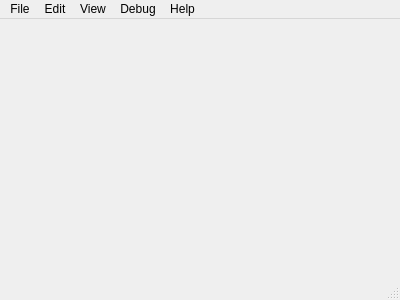
First picture: the form in EditorApp/mainwindow.ui, repository bmwcarit/ramses-composer, before the edit.
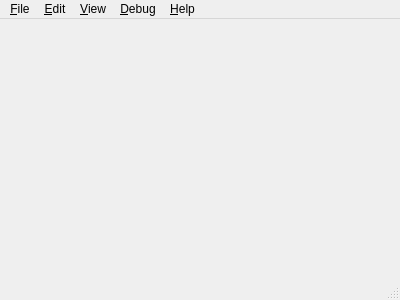
Second picture: the form after the edit.

```diff
--- a/EditorApp/mainwindow.ui
+++ b/EditorApp/mainwindow.ui
@@ -28,7 +28,7 @@
    </property>
    <widget class="QMenu" name="menuFile">
     <property name="title">
-     <string>File</string>
+     <string>&amp;File</string>
     </property>
     <addaction name="actionNew"/>
     <addaction name="actionOpen"/>
@@ -43,12 +43,12 @@
    </widget>
    <widget class="QMenu" name="menuEdit">
     <property name="title">
-     <string>Edit</string>
+     <string>&amp;Edit</string>
     </property>
    </widget>
    <widget class="QMenu" name="menuView">
     <property name="title">
-     <string>View</string>
+     <string>&amp;View</string>
     </property>
     <widget class="QMenu" name="menuLayouts">
      <property name="title">
@@ -82,14 +82,14 @@
    </widget>
    <widget class="QMenu" name="menuDebug">
     <property name="title">
-     <string>Debug</string>
+     <string>&amp;Debug</string>
     </property>
     <addaction name="actionDumpObjectTree"/>
     <addaction name="actionOpenLogFileDirectory"/>
    </widget>
    <widget class="QMenu" name="menuHelp">
     <property name="title">
-     <string>Help</string>
+     <string>&amp;Help</string>
     </property>
     <addaction name="actionAbout"/>
    </widget>
```
Left out of the diff: 38 changed lines with no effect on the pictures.
